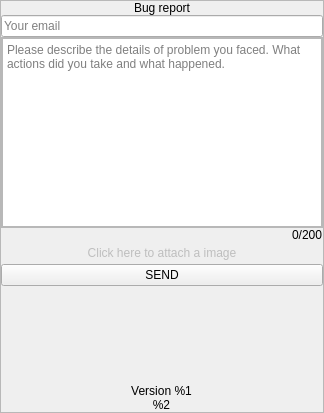
Old version of the form vpn/ui/dialogs/BugReportScreen.ui in the repository demlabs-cellframe/dap-ui-sdk.
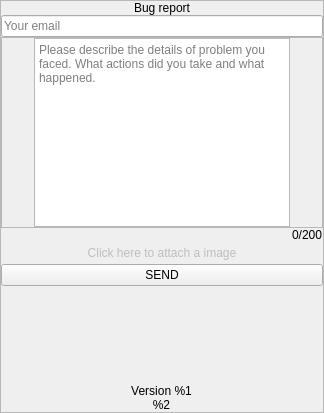
New version of the form. Custom widgets are drawn as their Qt base class.

Commit message: [*]BugReportScreen add widgets for margins

```diff
--- a/vpn/ui/dialogs/BugReportScreen.ui
+++ b/vpn/ui/dialogs/BugReportScreen.ui
@@ -96,10 +96,7 @@
         <property name="frameShadow">
          <enum>QFrame::Raised</enum>
         </property>
-        <layout class="QVBoxLayout" name="verticalLayout">
-         <property name="spacing">
-          <number>0</number>
-         </property>
+        <layout class="QGridLayout" name="gridLayout">
          <property name="leftMargin">
           <number>0</number>
          </property>
@@ -112,7 +109,10 @@
          <property name="bottomMargin">
           <number>0</number>
          </property>
-         <item>
+         <property name="spacing">
+          <number>0</number>
+         </property>
+         <item row="1" column="1">
           <widget class="CustomTextEdit" name="edtMessage">
            <property name="sizePolicy">
             <sizepolicy hsizetype="Preferred" vsizetype="Preferred">
@@ -134,6 +134,18 @@
            </property>
           </widget>
          </item>
+         <item row="1" column="0">
+          <widget class="QWidget" name="wgtLeftMargin" native="true"/>
+         </item>
+         <item row="1" column="2">
+          <widget class="QWidget" name="wgtRightMargin" native="true"/>
+         </item>
+         <item row="0" column="0" colspan="3">
+          <widget class="QWidget" name="wgtTopMargin" native="true"/>
+         </item>
+         <item row="2" column="0" colspan="3">
+          <widget class="QWidget" name="wgtBottomMargin" native="true"/>
+         </item>
         </layout>
        </widget>
       </item>
```
